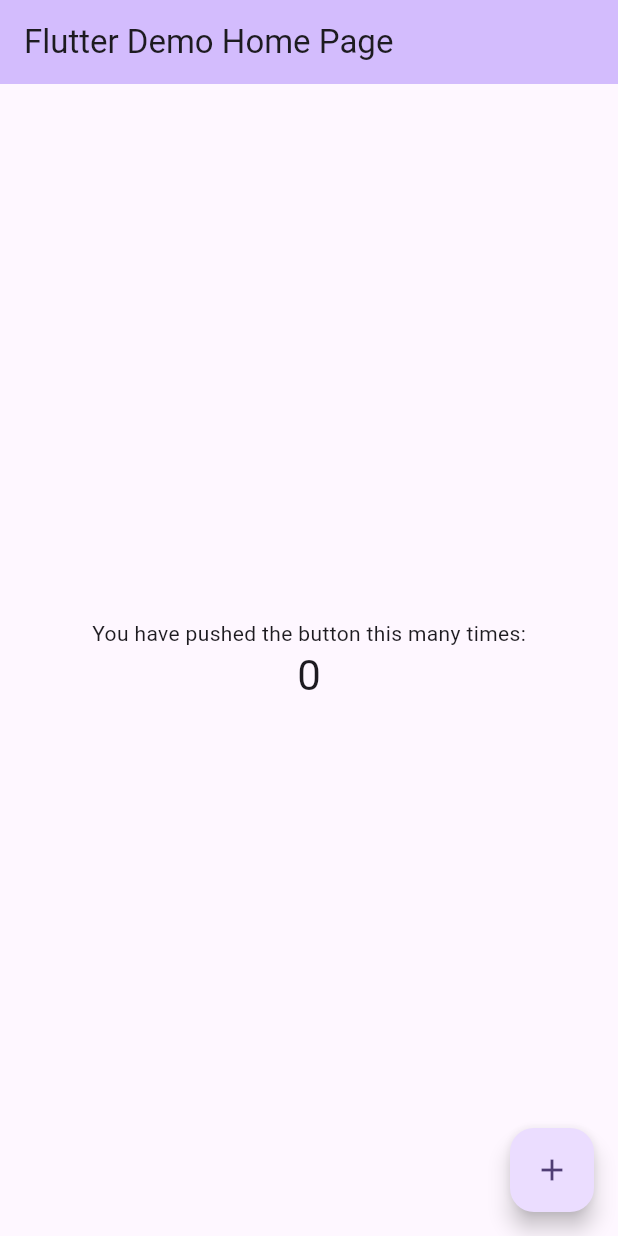
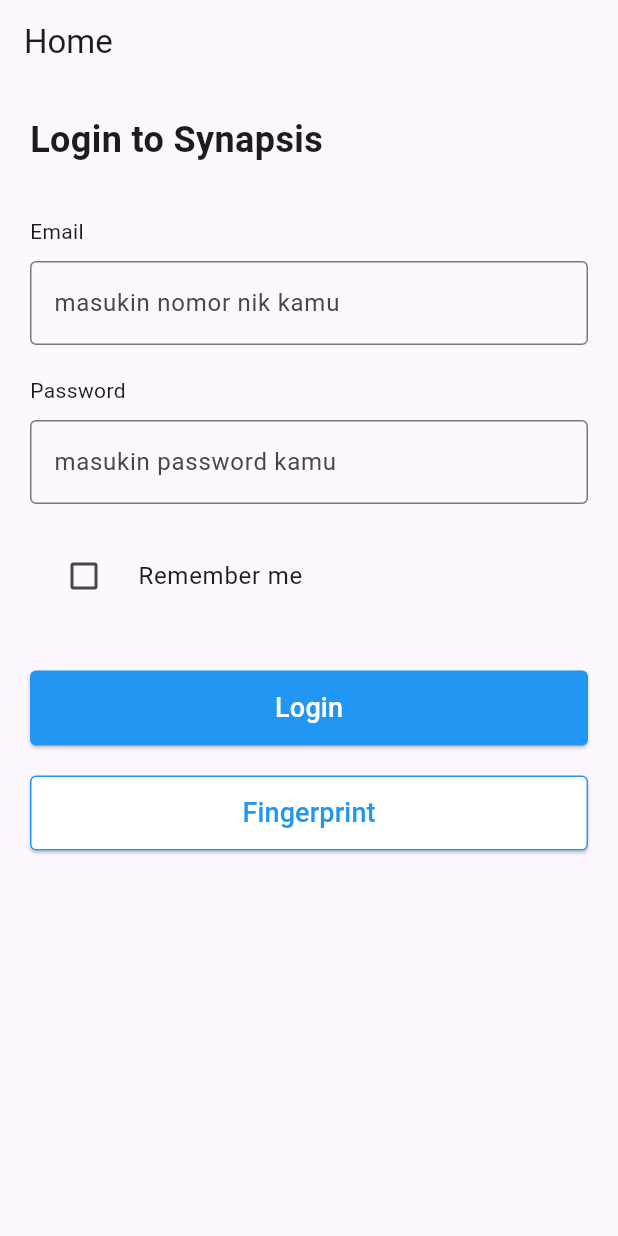
Before and after one commit to adhityabye/synapsis-challenge-bayu, a Flutter app: the screen it shows after launch, on a phone screen of 412 x 824 dp. Run offline on Flutter 3.47's test engine with Material 3 defaults, Android fonts, the phone set to English and light mode, and no system bars.

Commit message:
day 2 working

```diff
--- a/lib/main.dart
+++ b/lib/main.dart
@@ -1,4 +1,5 @@
 import 'package:flutter/material.dart';
+import 'package:synapsis_challenge/src/login/presentation/view/login.dart';
 
 void main() {
   runApp(const MyApp());
@@ -11,115 +12,16 @@ class MyApp extends StatelessWidget {
   @override
   Widget build(BuildContext context) {
     return MaterialApp(
+      debugShowCheckedModeBanner: false,
       title: 'Flutter Demo',
       theme: ThemeData(
-        // This is the theme of your application.
-        //
-        // TRY THIS: Try running your application with "flutter run". You'll see
-        // the application has a purple toolbar. Then, without quitting the app,
-        // try changing the seedColor in the colorScheme below to Colors.green
-        // and then invoke "hot reload" (save your changes or press the "hot
-        // reload" button in a Flutter-supported IDE, or press "r" if you used
-        // the command line to start the app).
-        //
-        // Notice that the counter didn't reset back to zero; the application
-        // state is not lost during the reload. To reset the state, use hot
-        // restart instead.
-        //
-        // This works for code too, not just values: Most code changes can be
-        // tested with just a hot reload.
         colorScheme: ColorScheme.fromSeed(seedColor: Colors.deepPurple),
         useMaterial3: true,
       ),
-      home: const MyHomePage(title: 'Flutter Demo Home Page'),
+      // routes: {
+      //   '/survey': (context) => const SurveyQue(),
+      // },
+      home: const LoginPage(),
     );
   }
 }
-
-class MyHomePage extends StatefulWidget {
-  const MyHomePage({super.key, required this.title});
-
-  // This widget is the home page of your application. It is stateful, meaning
-  // that it has a State object (defined below) that contains fields that affect
-  // how it looks.
-
-  // This class is the configuration for the state. It holds the values (in this
-  // case the title) provided by the parent (in this case the App widget) and
-  // used by the build method of the State. Fields in a Widget subclass are
-  // always marked "final".
-
-  final String title;
-
-  @override
-  State<MyHomePage> createState() => _MyHomePageState();
-}
-
-class _MyHomePageState extends State<MyHomePage> {
-  int _counter = 0;
-
-  void _incrementCounter() {
-    setState(() {
-      // This call to setState tells the Flutter framework that something has
-      // changed in this State, which causes it to rerun the build method below
-      // so that the display can reflect the updated values. If we changed
-      // _counter without calling setState(), then the build method would not be
-      // called again, and so nothing would appear to happen.
-      _counter++;
-    });
-  }
-
-  @override
-  Widget build(BuildContext context) {
-    // This method is rerun every time setState is called, for instance as done
-    // by the _incrementCounter method above.
-    //
-    // The Flutter framework has been optimized to make rerunning build methods
-    // fast, so that you can just rebuild anything that needs updating rather
-    // than having to individually change instances of widgets.
-    return Scaffold(
-      appBar: AppBar(
-        // TRY THIS: Try changing the color here to a specific color (to
-        // Colors.amber, perhaps?) and trigger a hot reload to see the AppBar
-        // change color while the other colors stay the same.
-        backgroundColor: Theme.of(context).colorScheme.inversePrimary,
-        // Here we take the value from the MyHomePage object that was created by
-        // the App.build method, and use it to set our appbar title.
-        title: Text(widget.title),
-      ),
-      body: Center(
-        // Center is a layout widget. It takes a single child and positions it
-        // in the middle of the parent.
-        child: Column(
-          // Column is also a layout widget. It takes a list of children and
-          // arranges them vertically. By default, it sizes itself to fit its
-          // children horizontally, and tries to be as tall as its parent.
-          //
-          // Column has various properties to control how it sizes itself and
-          // how it positions its children. Here we use mainAxisAlignment to
-          // center the children vertically; the main axis here is the vertical
-          // axis because Columns are vertical (the cross axis would be
-          // horizontal).
-          //
-          // TRY THIS: Invoke "debug painting" (choose the "Toggle Debug Paint"
-          // action in the IDE, or press "p" in the console), to see the
-          // wireframe for each widget.
-          mainAxisAlignment: MainAxisAlignment.center,
-          children: <Widget>[
-            const Text(
-              'You have pushed the button this many times:',
-            ),
-            Text(
-              '$_counter',
-              style: Theme.of(context).textTheme.headlineMedium,
-            ),
-          ],
-        ),
-      ),
-      floatingActionButton: FloatingActionButton(
-        onPressed: _incrementCounter,
-        tooltip: 'Increment',
-        child: const Icon(Icons.add),
-      ), // This trailing comma makes auto-formatting nicer for build methods.
-    );
-  }
-}
--- /dev/null
+++ b/lib/src/login/domain/entities/user_data.dart
@@ -0,0 +1,43 @@
+class UserData {
+  final String userId;
+  final String nik;
+  final int systemRoleId;
+  final String systemRole;
+  final String name;
+  final String email;
+  final String phone;
+  final String departmentId;
+  final String department;
+  final String siteLocationId;
+  final String siteLocation;
+
+  UserData({
+    required this.userId,
+    required this.nik,
+    required this.systemRoleId,
+    required this.systemRole,
+    required this.name,
+    required this.email,
+    required this.phone,
+    required this.departmentId,
+    required this.department,
+    required this.siteLocationId,
+    required this.siteLocation,
+  });
+
+  factory UserData.fromJson(Map<String, dynamic> json) {
+    return UserData(
+      userId: json['user_id'],
+      nik: json['nik'],
+      systemRoleId: json['system_role_id'],
+      systemRole: json['system_role'],
+      name: json['name'],
+      email: json['email'],
+      phone: json['phone'],
+      departmentId: json['departement_id'],
+      department: json['departement'],
+      siteLocationId: json['site_location_id'],
+      siteLocation: json['site_location'],
+    );
+  }
+}
--- /dev/null
+++ b/lib/src/login/presentation/view/login.dart
@@ -0,0 +1,243 @@
+import 'dart:convert';
+
+import 'package:flutter/material.dart';
+import 'package:http/http.dart' as http;
+import 'package:synapsis_challenge/src/login/domain/entities/user_data.dart';
+import 'package:synapsis_challenge/src/login/presentation/widget/email_widget.dart';
+import 'package:synapsis_challenge/src/login/presentation/widget/password_widget.dart';
+import 'package:synapsis_challenge/src/survey/presentation/view/survey.dart';
+
+class LoginPage extends StatefulWidget {
+  const LoginPage({super.key});
+
+  @override
+  State<LoginPage> createState() => _LoginPageState();
+}
+
+class _LoginPageState extends State<LoginPage> {
+  bool _obscureText = true;
+  // ignore: unused_field
+  bool _rememberMe = false;
+  final _formKey = GlobalKey<FormState>();
+  final _nikController = TextEditingController();
+  final _passwordController = TextEditingController();
+
+  @override
+  void initState() {
+    super.initState();
+  }
+
+  Future<void> loginFunc() async {
+    if (_formKey.currentState!.validate()) {
+      try {
+        final response = await http.post(
+          Uri.parse('https://dev-api-lms.apps-madhani.com/v1/login'),
+          headers: {'Content-Type': 'application/json'},
+          body: jsonEncode({
+            'nik': _nikController.text,
+            'password': _passwordController.text,
+          }),
+        );
+
+        if (response.statusCode == 200) {
+          final data = jsonDecode(response.body)['data'];
+          final userData = UserData.fromJson(data);
+
+          // ignore: use_build_context_synchronously
+          await showDialog<void>(
+            context: context,
+            builder: (BuildContext context) {
+              return AlertDialog(
+                title: const Text('Yeay login berhasil'),
+                content: const Text('Selamat datang di Synapsis!'),
+                actions: <Widget>[
+                  TextButton(
+                    style: TextButton.styleFrom(
+                      foregroundColor: Colors.blue,
+                    ),
+                    onPressed: () {
+                      Navigator.pop(context);
+                    },
+                    child: const Text('OK'),
+                  ),
+                ],
+              );
+            },
+          );
+          // ignore: use_build_context_synchronously
+          Navigator.push(
+            context,
+            MaterialPageRoute(builder: (context) => const SurveyQue()),
+          );
+          // ignore: use_build_context_synchronously
+          ScaffoldMessenger.of(context).showSnackBar(SnackBar(
+            content:
+                Text('Hello, ${userData.name} maap aplikasinya belom jadi T_T'),
+            behavior: SnackBarBehavior.floating,
+          ));
+        } else {
+          // ignore: use_build_context_synchronously
+          ScaffoldMessenger.of(context).showSnackBar(const SnackBar(
+            content: Text('Ada yang salah sama credentials kamu nih!'),
+            behavior: SnackBarBehavior.floating,
+          ));
+        }
+      } catch (e) {
+        print('Login failed: $e');
+      }
+    }
+  }
+
+  Widget build(BuildContext context) {
+    return Scaffold(
+      appBar: AppBar(
+        title: const Text("Home"),
+      ),
+      body: Container(
+        margin: const EdgeInsets.symmetric(vertical: 20, horizontal: 20),
+        child: Column(
+          mainAxisAlignment: MainAxisAlignment.start,
+          crossAxisAlignment: CrossAxisAlignment.start,
+          children: [
+            const Text(
+              "Login to Synapsis",
+              style: TextStyle(
+                fontSize: 24,
+                fontWeight: FontWeight.w600,
+              ),
+            ),
+            Expanded(
+              child: Container(
+                margin: const EdgeInsets.symmetric(vertical: 34),
+                child: Form(
+                  key: _formKey,
+                  child: Column(
+                    crossAxisAlignment: CrossAxisAlignment.start,
+                    children: [
+                      EmailField(controller: _nikController),
+                      const SizedBox(height: 20),
+                      PasswordField(
+                        controller: _passwordController,
+                        obscureText: _obscureText,
+                        onObscureTextChanged: (value) {
+                          setState(() {
+                            _obscureText = !_obscureText;
+                          });
+                        },
+                      ),
+                      const SizedBox(height: 20),
+                      RememberMeCheckbox(
+                        onChanged: (value) {
+                          setState(() {
+                            _rememberMe = value;
+                          });
+                        },
+                      ),
+                      const SizedBox(height: 35),
+                      LoginButton(loginCallback: loginFunc),
+                      const SizedBox(height: 20),
+                      FingerprintButton(),
+                    ],
+                  ),
+                ),
+              ),
+            ),
+          ],
+        ),
+      ),
+    );
+  }
+}
+
+class RememberMeCheckbox extends StatefulWidget {
+  final Function(bool) onChanged;
+  const RememberMeCheckbox({super.key, required this.onChanged});
+
+  @override
+  _RememberMeCheckboxState createState() => _RememberMeCheckboxState();
+}
+
+class _RememberMeCheckboxState extends State<RememberMeCheckbox> {
+  bool _rememberMe = false;
+
+  @override
+  Widget build(BuildContext context) {
+    return Column(
+      crossAxisAlignment: CrossAxisAlignment.start,
+      children: [
+        CheckboxListTile(
+          controlAffinity: ListTileControlAffinity.leading,
+          title: const Text("Remember me"),
+          value: _rememberMe,
+          onChanged: (value) {
+            setState(() {
+              _rememberMe = value!;
+            });
+            widget.onChanged(_rememberMe);
+          },
+        ),
+      ],
+    );
+  }
+}
+
+class LoginButton extends StatelessWidget {
+  final Function() loginCallback;
+
+  const LoginButton({Key? key, required this.loginCallback}) : super(key: key);
+
+  @override
+  Widget build(BuildContext context) {
+    return ElevatedButton(
+      onPressed: loginCallback,
+      style: ElevatedButton.styleFrom(
+        backgroundColor: Colors.blue,
+        minimumSize: const Size(double.infinity, 50),
+        shape: const RoundedRectangleBorder(
+          borderRadius: BorderRadius.horizontal(
+            left: Radius.circular(4),
+            right: Radius.circular(4),
+          ),
+        ),
+      ),
+      child: const Text(
+        "Login",
+        style: TextStyle(
+          color: Colors.white,
+          fontSize: 18,
+        ),
+      ),
+    );
+  }
+}
+
+class FingerprintButton extends StatelessWidget {
+  const FingerprintButton({super.key});
+
+  @override
+  Widget build(BuildContext context) {
+    return ElevatedButton(
+      onPressed: () {
+        // Add the onPressed logic here.
+      },
+      style: ElevatedButton.styleFrom(
+        backgroundColor: Colors.white,
+        minimumSize: const Size(double.infinity, 50),
+        shape: const RoundedRectangleBorder(
+          borderRadius: BorderRadius.horizontal(
+            left: Radius.circular(4),
+            right: Radius.circular(4),
+          ),
+          side: BorderSide(color: Colors.blue),
+        ),
+      ),
+      child: const Text(
+        "Fingerprint",
+        style: TextStyle(
+          color: Colors.blue,
+          fontSize: 18,
+        ),
+      ),
+    );
+  }
+}
--- /dev/null
+++ b/lib/src/login/presentation/widget/email_widget.dart
@@ -0,0 +1,27 @@
+import 'package:flutter/material.dart';
+
+class EmailField extends StatelessWidget {
+  final TextEditingController controller;
+
+  const EmailField({Key? key, required this.controller}) : super(key: key);
+
+  @override
+  Widget build(BuildContext context) {
+    return Column(
+      crossAxisAlignment: CrossAxisAlignment.start,
+      children: [
+        const Text("Email"),
+        const SizedBox(
+          height: 10,
+        ),
+        TextField(
+          controller: controller,
+          decoration: const InputDecoration(
+            border: OutlineInputBorder(),
+            hintText: "masukin nomor nik kamu",
+          ),
+        ),
+      ],
+    );
+  }
+}
--- /dev/null
+++ b/lib/src/login/presentation/widget/password_widget.dart
@@ -0,0 +1,35 @@
+import 'package:flutter/material.dart';
+
+class PasswordField extends StatelessWidget {
+  final TextEditingController controller;
+  const PasswordField({
+    Key? key,
+    required this.obscureText,
+    required this.onObscureTextChanged,
+    required this.controller,
+  }) : super(key: key);
+
+  final bool obscureText;
+  final ValueChanged<bool> onObscureTextChanged;
+
+  @override
+  Widget build(BuildContext context) {
+    return Column(
+      crossAxisAlignment: CrossAxisAlignment.start,
+      children: [
+        const Text("Password"),
+        const SizedBox(
+          height: 10,
+        ),
+        TextField(
+          controller: controller, // Bind the controller to the input field
+          obscureText: obscureText,
+          decoration: const InputDecoration(
+            border: OutlineInputBorder(),
+            hintText: "masukin password kamu",
+          ),
+        ),
+      ],
+    );
+  }
+}
--- /dev/null
+++ b/lib/src/survey/presentation/utils/global.dart
@@ -0,0 +1,3 @@
+class GVariable {
+  static String api_dev = "https://dev-api-lms.apps-madhani.com/v1";
+}
```
Also changed, not shown: lib/src/survey/presentation/view/survey.dart (added, +207 -0 lines), pubspec.yaml (+5 -2 lines), assets/survey.png (added), assets/survey_icon.svg (added), pubspec.lock.
